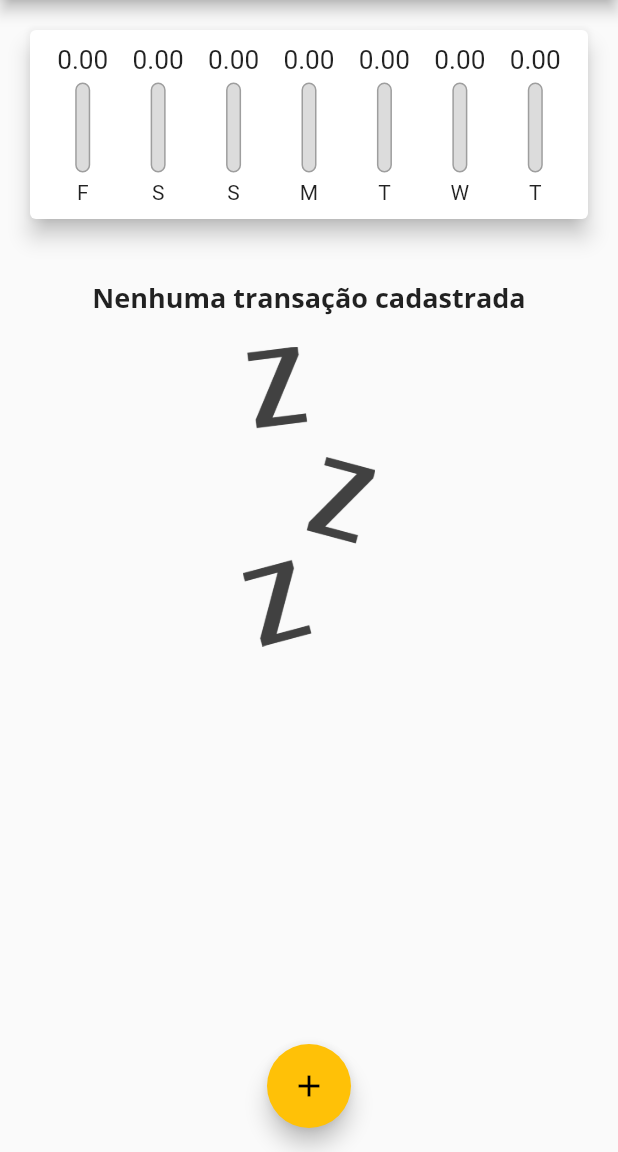
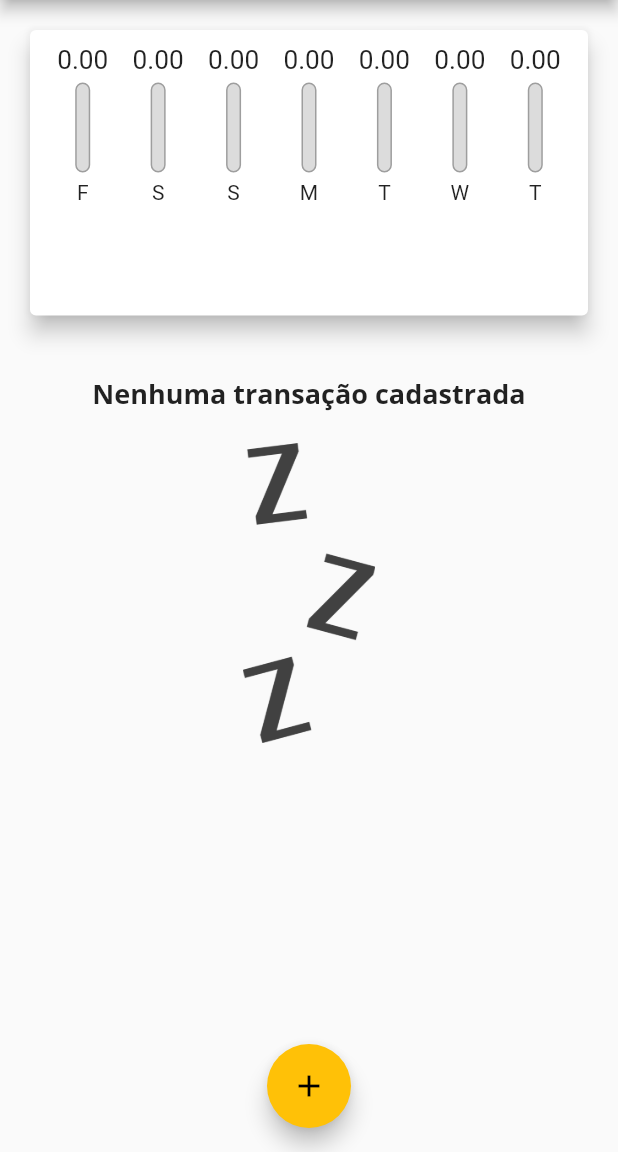
Before and after one commit to huayans/Expenses, a Flutter app: the screen it shows after launch, on a phone screen of 412 x 824 dp, the part 84-1236 px from its top. Run offline on Flutter 3.47's test engine with Material 2 defaults, Android fonts, the phone set to English and light mode, and no system bars.

Commit message:
ajuste de tamanho do App parar não ter escrol em ios

```diff
--- a/lib/components/transaction_list.dart
+++ b/lib/components/transaction_list.dart
@@ -10,9 +10,7 @@ class TransactionList extends StatelessWidget {
 
   @override
   Widget build(BuildContext context) {
-    return Container(
-      height: 420,
-      child: transactions.isEmpty
+    return transactions.isEmpty
         ? Column(
             children: [
               SizedBox(
@@ -69,7 +67,6 @@ class TransactionList extends StatelessWidget {
                 ),
               );
             },
-            ),
           );
   }
 }
--- a/lib/main.dart
+++ b/lib/main.dart
@@ -114,8 +114,7 @@ class _MyHomePageState extends State<MyHomePage> {
 
   @override
   Widget build(BuildContext context) {
-    return Scaffold(
-      appBar: AppBar(
+    final appBar = AppBar(
       title: Text('Despesas Pessoais'),
       actions: [
         IconButton(
@@ -123,13 +122,26 @@ class _MyHomePageState extends State<MyHomePage> {
           onPressed: () => _openTransactionFormModal(context),
         ),
       ],
-      ),
+    );
+
+    final availableHeight = MediaQuery.of(context).size.height -
+        appBar.preferredSize.height -
+        MediaQuery.of(context).padding.top;
+
+    return Scaffold(
+      appBar: appBar,
       body: SingleChildScrollView(
         child: Column(
           crossAxisAlignment: CrossAxisAlignment.stretch,
           children: [
-            Chart(_recentTransactions),
-            TransactionList(_transaction, _removeTransaction),
+            Container(
+              height: availableHeight * 0.3,
+              child: Chart(_recentTransactions),
+            ),
+            Container(
+              height: availableHeight * 0.7,
+              child: TransactionList(_transaction, _removeTransaction),
+            ),
           ],
         ),
       ),
```
Lines whose indentation alone changed are shown as unchanged.
